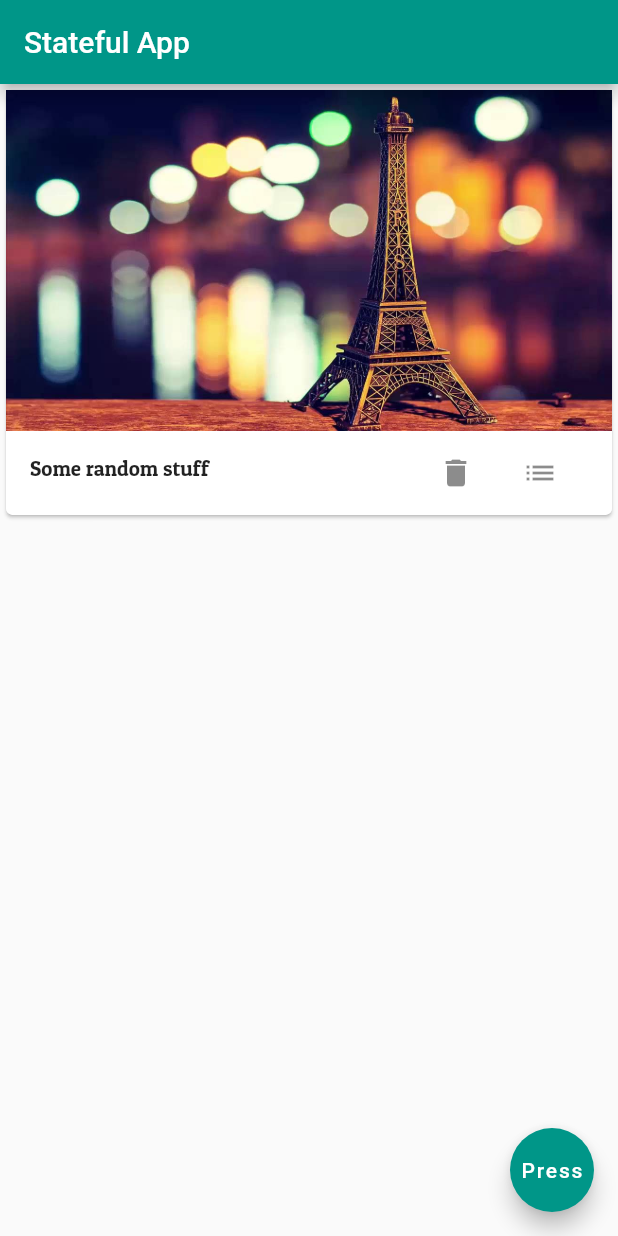
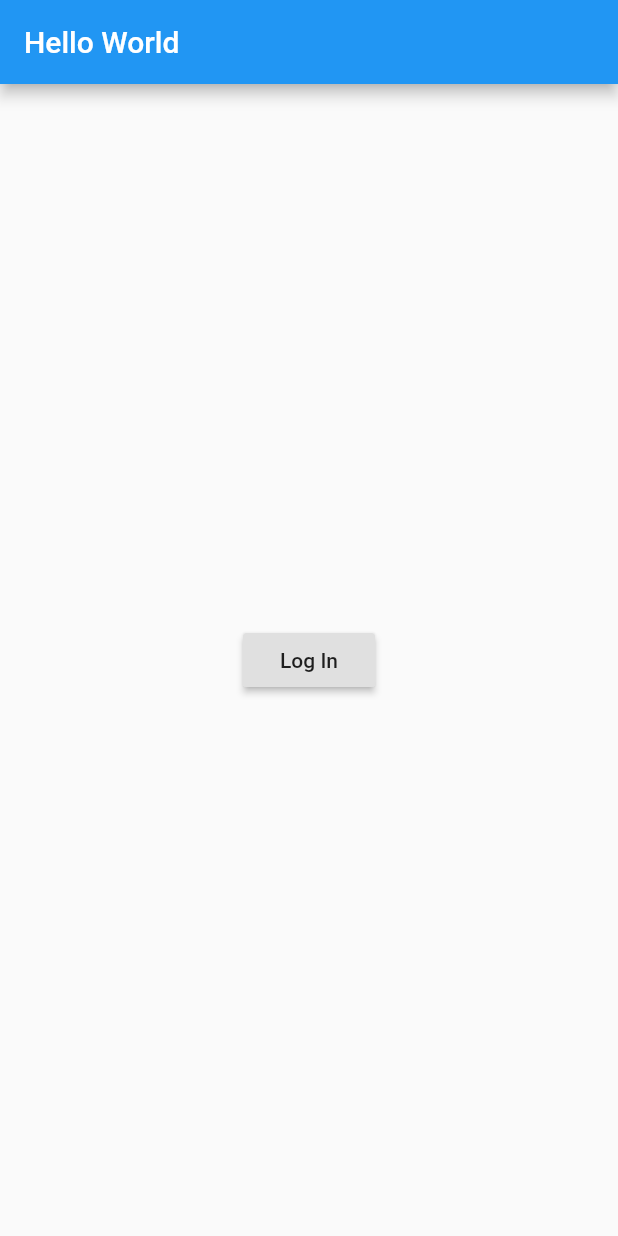
Before and after one commit to m-zaink/FristApp, a Flutter app: the screen it shows after launch, on a phone screen of 412 x 824 dp. Run offline on Flutter 3.47's test engine with Material 2 defaults, Android fonts, the phone set to English and light mode, and no system bars.

```diff
--- a/lib/main.dart
+++ b/lib/main.dart
@@ -1,17 +1,17 @@
-import "package:flutter/material.dart";
+import 'package:flutter/material.dart';
 
-import './products_manager.dart';
+import './pages/home_page.dart';
 
-
-//Driver method that kicks off the app.
-void main() => runApp(MyApp());
-
+main() => runApp(MyApp());
 
 class MyApp extends StatelessWidget {
+  final TextStyle textStyle = TextStyle(fontSize: 20.0);
+
   @override
   Widget build(BuildContext context) {
     return MaterialApp(
-      theme: ThemeData(primarySwatch: Colors.teal),
-      home: ProductsManager('Some random stuff'));
+      title: 'Stateful App',
+      home: HomePage(),
+    );
   }
 }
--- /dev/null
+++ b/lib/pages/home_page.dart
@@ -0,0 +1,36 @@
+import 'package:flutter/material.dart';
+
+import './products_manager.dart';
+
+
+//This class defines the landing screen for the app.
+//It has a LogIn button, upon whose press, the user is navigated to the
+//products page.
+class HomePage extends StatefulWidget {
+  @override
+  State<StatefulWidget> createState() {
+    return _HomePageState();
+  }
+}
+
+class _HomePageState extends State<HomePage> {
+  @override
+  Widget build(BuildContext context) {
+    return Scaffold(
+      appBar: AppBar(title: Text('Hello World')),
+      body: Align(
+        child: RaisedButton(
+          child: Text('Log In'),
+          onPressed: () {
+            print('***[Log In button pressed]***');
+            Navigator.pushReplacement(
+              context,
+              MaterialPageRoute(
+                  builder: (BuildContext context) => ProductManager()),
+            );
+          },
+        ),
+      ),
+    );
+  }
+}
--- a/lib/products_cards.dart
+++ /dev/null
@@ -1,126 +0,0 @@
-import 'package:flutter/material.dart';
-
-import './pages/details.dart';
-
-class ProductCards extends StatefulWidget {
-  //Receives the products list from the ProductsManager class.
-  final List<String> products;
-  //
-  final int index;
-  //Just a global variable for text styles.
-  final TextStyle myStyle = TextStyle(fontFamily: 'PatuaOne');
-  //function reference to delete a products.
-  final Function deleteProduct;
-
-  //Constructor.
-  ProductCards(
-    this.products,
-    this.index, {
-    this.deleteProduct,
-  });
-
-  //Method to develop the state for this class.
-  @override
-  State<StatefulWidget> createState() {
-    return _ProductsCards();
-  }
-}
-
-class _ProductsCards extends State<ProductCards> {
-  //Utility method to develop IconButton to be used in the card
-  Widget buildListIconButton(BuildContext context) {
-    return IconButton(
-      icon: Icon(
-        Icons.list,
-      ),
-      onPressed: (() => Navigator.push(
-            context,
-            //MaterialPageRoute is used to navigate to a different page as referenced within
-            //the builder method.
-            MaterialPageRoute(
-              builder: (BuildContext context) => Details(
-                  widget.products[widget.index],
-                  widget.deleteProduct,
-                  widget.index),
-            ),
-          )),
-    );
-  }
-
-  // Color setColor() {
-  //   if (widget.favList.contains(widget.index))
-  //     return Colors.red;
-  //   else
-  //     return Colors.black45;
-  // }
-
-  //
-  // Widget buildFavoriteButton(BuildContext context) {
-  //   return IconButton(
-  //       icon: Icon(Icons.favorite),
-  //       onPressed: () {
-  //         print('[Favorite Button Pressed]');
-  //         // widget.updateFavList(widget.index);
-  //       },
-  //       color: setColor());
-  // }
-
-  //Utility method to build a DeleteButton to be used in the
-  // cards
-  Widget buildDeleteButton(BuildContext context) {
-    return IconButton(
-      icon: Icon(Icons.delete),
-      onPressed: () {
-        print('[Delete Button Pressed]');
-        widget.deleteProduct(widget.index);
-      },
-    );
-  }
-
-  //Utility method to develop the button bar to be used in the cards.
-  //A button bar holds a series of buttons.
-  Widget buildButtonBar(BuildContext context) {
-    return ButtonBar(
-      children: <Widget>[
-        buildDeleteButton(context),
-        buildListIconButton(context)
-      ],
-    );
-  }
-
-  //Utility method to develop the text to be used in the cards.
-  Widget buildText(String text) {
-    return Text(
-      text,
-      style: widget.myStyle,
-    );
-  }
-
-  //This method returns an image to be used inside a card.
-  //If the index of the card is even, it returns eiffel.jpg
-  //else returns hawaii.jpg
-  Widget buildCardImage(int index) {
-    if (index % 2 == 0)
-      return Image.asset('assets/eiffel.jpg');
-    else
-      return Image.asset('assets/hawaii.jpg');
-  }
-
-  //The regular build method of the class.
-  @override
-  Widget build(BuildContext context) {
-    Image cardImage = buildCardImage(widget.index);
-
-    return Card(
-      child: Column(
-        children: <Widget>[
-          cardImage,
-          ListTile(
-            leading: buildText(widget.products[widget.index]),
-            trailing: buildButtonBar(context),
-          )
-        ],
-      ),
-    );
-  }
-}
--- a/lib/products_manager.dart
+++ /dev/null
@@ -1,88 +0,0 @@
-import 'dart:math';
-
-import 'package:flutter/material.dart';
-
-import './products_cards.dart';
-
-class ProductsManager extends StatefulWidget {
-  //firstProduct to hold the caption of the first card.
-  final String firstProduct;
-
-  ProductsManager(this.firstProduct);
-  @override
-  State<StatefulWidget> createState() {
-    return _ProductsManagerState();
-  }
-}
-
-class _ProductsManagerState extends State<ProductsManager> {
-  //favList to hold the names of all those cards that were favorited.
-  List<int> favList = [];
-  //_products to hold the set of products that will be create for the cards.
-  List<String> _products = [];
-
-  @override
-  void initState() {
-    //initialisation method for the first card(one which contains firstProduct)
-    super.initState();
-    _products.add(widget.firstProduct);
-  }
-
-  void _deleteProduct(int index) {
-    setState(
-      () {
-        _products.removeAt(index);
-      },
-    );
-  }
-
-  //TODO: add this eventually.
-  void _updateFavList(int index) {
-    //TODO: Optimize favoriting of the products.
-
-    setState(
-      () {
-        !favList.contains(index) ? favList.add(index) : favList.removeAt(index);
-      },
-    );
-  }
-
-  @override
-  Widget build(BuildContext context) {
-    return Scaffold(
-      appBar: AppBar(
-        title: Text("Stateful App"),
-      ),
-      body: ListView.builder(
-        //This in-built function renders the cards only when they are required.
-        //Basically when the cards need to be there.
-
-        //itemCount keeps track of total number of items present in the list
-        itemCount: _products.length,
-
-        //this method will be called whenever the cards needs to be rendered.
-        itemBuilder: (BuildContext context, int index) {
-          return ProductCards(
-            _products,
-            index,
-            deleteProduct: _deleteProduct,
-          );
-        },
-      ),
-
-      //This is floating button. It sets the state based on changes made to the
-      //_products list
-      floatingActionButton: FloatingActionButton(
-        child: Text("Press"),
-        onPressed: () {
-          setState(
-            () {
-              _products
-                  .add("Some more random stuff. ${Random().nextInt(2000)}");
-            },
-          );
-        },
-      ),
-    );
-  }
-}
--- a/pubspec.yaml
+++ b/pubspec.yaml
@@ -39,7 +39,7 @@ flutter:
   # To add assets to your application, add an assets section, like this:
   assets:
     - assets/eiffel.jpg
-    - hawaii.jpg
+    - assets/hawaii.jpg
   #  - images/a_dot_burr.jpeg
   #  - images/a_dot_ham.jpeg
 
```
Also changed, not shown: lib/pages/details.dart (deleted, +0 -43 lines), lib/pages/product_details.dart (added, +18 -0 lines), lib/pages/products_manager.dart (added, +44 -0 lines), lib/utilities/product_card.dart (added, +42 -0 lines).
